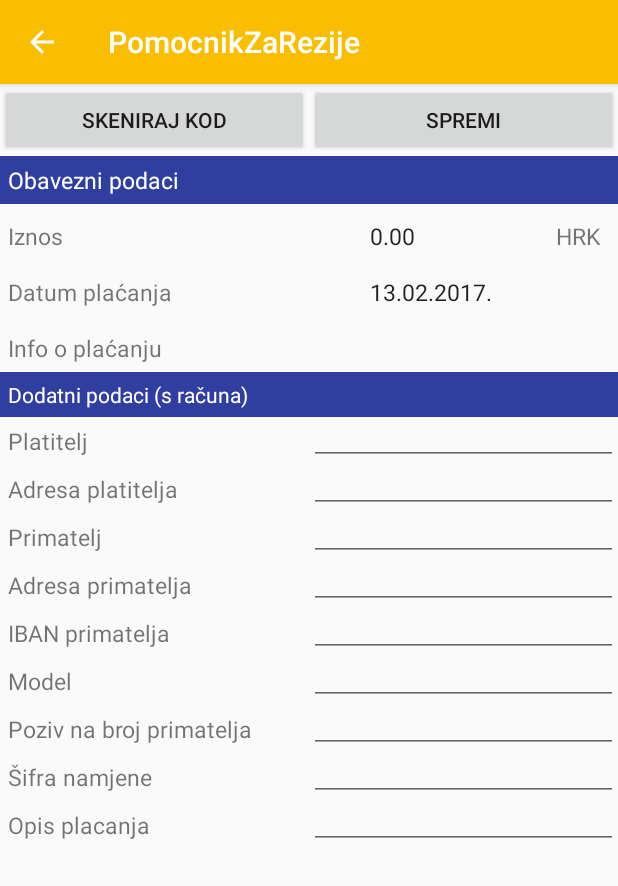
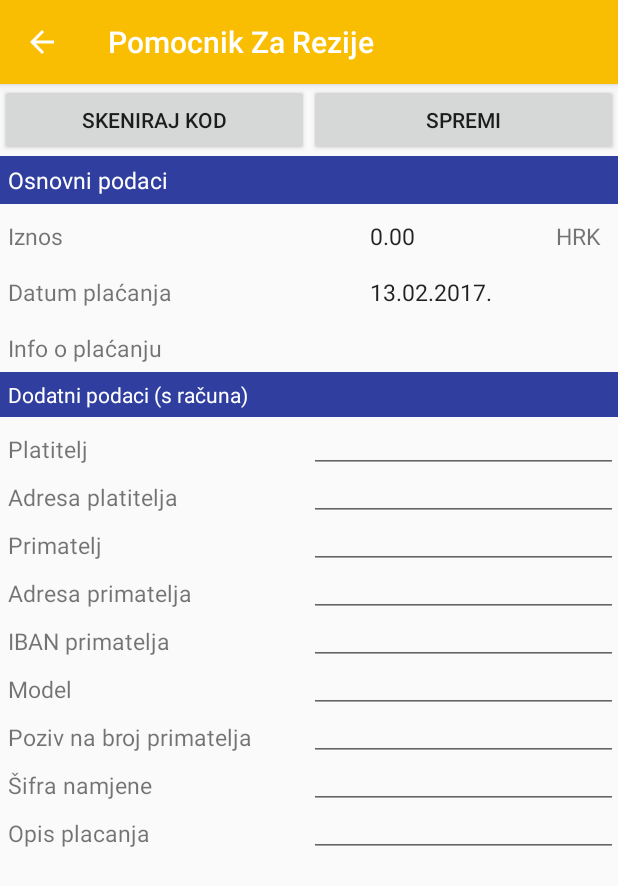
Before and after one commit to salemetal/PomocnikZaRezije2, an Android app: the AddEditRezija screen opened directly, with no data from a screen before it, on a phone screen of 412 x 824 dp. Shown: the top 886 px of the screen. Run offline under Robolectric (Android 15) with nearby library versions, the phone set to English and light mode, and no system bars; 1 statement that could not run was skipped.

Commit message:
UI sitnice

```diff
--- a/app/src/main/java/com/sale/pomocnikzarezije/AdapterMonthly.java
+++ b/app/src/main/java/com/sale/pomocnikzarezije/AdapterMonthly.java
@@ -7,7 +7,6 @@ import android.view.ViewGroup;
 import android.widget.ArrayAdapter;
 import android.widget.TextView;
 
-import java.text.SimpleDateFormat;
 import java.util.ArrayList;
 
 /**
@@ -43,7 +42,7 @@ public class AdapterMonthly extends ArrayAdapter<Rezije> {
         tv.setText(String.format("%.2f", data.get(position).getAmount()));
 
         tv = (TextView) view.findViewById(R.id.tvMonthlyDatePayed);
-        tv.setText(context.getString(R.string.placeno) + new SimpleDateFormat("dd.MM.yyyy").format(data.get(position).getDatePayed()));
+        tv.setText(context.getString(R.string.placeno) + Utils.dateFormatter.format(data.get(position).getDatePayed()));
         tv.setTextColor(context.getResources().getColor(R.color.mainGreen));
 
         return view;
--- a/app/src/main/java/com/sale/pomocnikzarezije/AddEditRezija.java
+++ b/app/src/main/java/com/sale/pomocnikzarezije/AddEditRezija.java
@@ -19,6 +19,7 @@ import com.sale.pomocnikzarezije.db.DBHandler;
 
 import java.text.ParseException;
 import java.util.Calendar;
+import java.util.Date;
 
 /**
  * Created by Sale on 16.10.2016..
@@ -65,6 +66,7 @@ public class AddEditRezija extends AppCompatActivity implements View.OnClickList
                 editDate.setText(Utils.dateFormatter.format(newDate.getTime()));
             }
         }, calendar.get(Calendar.YEAR), calendar.get(Calendar.MONTH), calendar.get(Calendar.DAY_OF_MONTH));
+        pickDateDialog.getDatePicker().setMaxDate(new Date().getTime());
 
         id = (getIntent().getIntExtra("rezija_id", 0));
         //ako dolazi edit id rezije
--- a/app/src/main/java/com/sale/pomocnikzarezije/TabHome.java
+++ b/app/src/main/java/com/sale/pomocnikzarezije/TabHome.java
@@ -55,7 +55,6 @@ public class TabHome extends Fragment {
             textView.setTextSize(TypedValue.COMPLEX_UNIT_SP, 15);
             layout.addView(textView);
 
-            //Toast.makeText(this.getContext(), R.string.welcome_message, Toast.LENGTH_LONG).show();
         }
 
         else
@@ -101,7 +100,7 @@ public class TabHome extends Fragment {
 
                 final EditText editText = new EditText(getContext());
                 editText.setInputType(InputType.TYPE_CLASS_TEXT);
-                int maxLength = 3;
+                int maxLength = Utils.categoryMaxlength;
                 editText.setFilters(new InputFilter[] {new InputFilter.LengthFilter(maxLength)});
                 builder.setView(editText);
 
--- a/app/src/main/res/layout/rezije_new.xml
+++ b/app/src/main/res/layout/rezije_new.xml
@@ -140,14 +140,15 @@ tools:context="com.sale.pomocnikzarezije.MainActivity">
             <LinearLayout
                 android:layout_width="match_parent"
                 android:layout_height="wrap_content"
-                android:orientation="horizontal">
+                android:orientation="horizontal"
+                android:layout_marginTop="5dp">
                 <TextView
                     android:layout_width="0dp"
                     android:layout_height="wrap_content"
                     android:layout_weight=".50"
                     android:text="@string/platitelj"
                     android:textSize="@dimen/rezijeNewTvName"
-                    android:padding="@dimen/rezijeNewTvPadding"/>
+                    android:padding="@dimen/rezijeNewTvPadding" />
                 <EditText
                     android:layout_width="0dp"
                     android:layout_height="wrap_content"
--- a/app/src/main/res/layout/tab_home.xml
+++ b/app/src/main/res/layout/tab_home.xml
@@ -22,6 +22,7 @@
         android:layout_height="wrap_content"
         android:layout_gravity="bottom|end"
         android:layout_margin="@dimen/fab_margin"
-        android:src="@android:drawable/ic_input_add"/>
+        android:src="@android:drawable/ic_input_add"
+        android:tint="@android:color/white"/>
 
 </android.support.design.widget.CoordinatorLayout>
--- a/app/src/main/res/values/strings.xml
+++ b/app/src/main/res/values/strings.xml
@@ -1,5 +1,5 @@
 <resources>
-    <string name="app_name">PomocnikZaRezije</string>
+    <string name="app_name">Pomocnik Za Rezije</string>
     <string name="action_settings">Settings</string>
     <string name="welcome_message">Dodajte kategorije pritiskom na "+" tipku.</string>
 
@@ -14,7 +14,7 @@
     <string name="instalirajte_zxing">Instalirajte zxing čitač kodova </string>
     <string name="scan_nije_uspio">Scan nije uspio!</string>
     <string name="iznos">Iznos</string>
-    <string name="obavezni_podaci">Obavezni podaci</string>
+    <string name="obavezni_podaci">Osnovni podaci</string>
     <string name="dodatni_podaci">Dodatni podaci (s računa)</string>
     <string name="platitelj">Platitelj</string>
     <string name="adresa_platitelja">Adresa platitelja</string>
```
Also changed, not shown: app/src/main/java/com/sale/pomocnikzarezije/MainActivity.java (+21 -0 lines), app/src/main/java/com/sale/pomocnikzarezije/Utils.java (+1 -19 lines).
